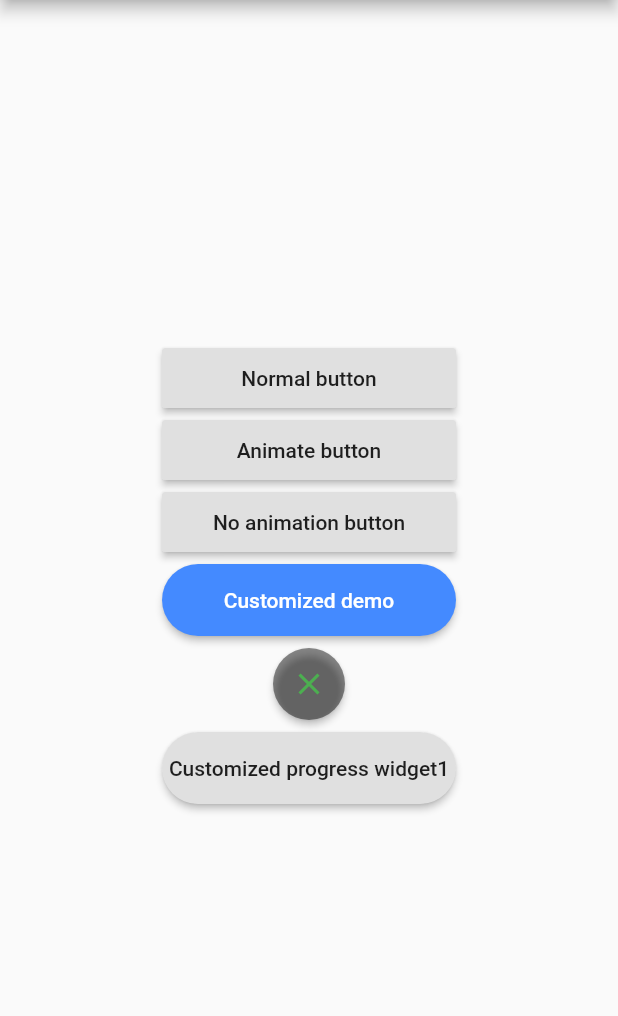
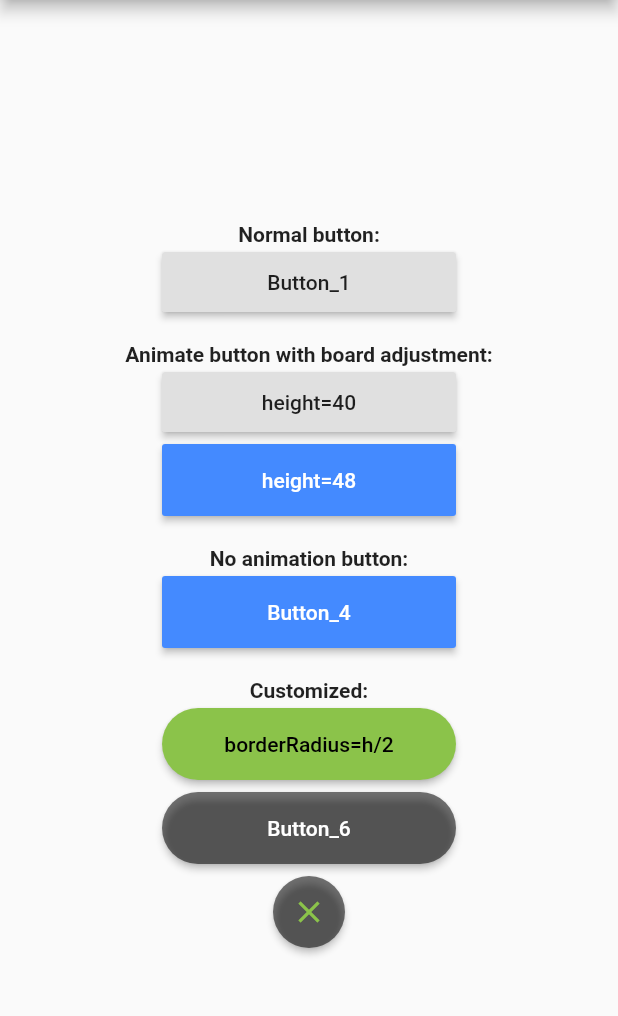
Before and after one commit to jiangyang5157/flutter_progress_button, a Flutter app: the screen it shows after launch, on a phone screen of 412 x 824 dp, the part 84-1100 px from its top. Run offline on Flutter 3.47's test engine with Material 2 defaults, Android fonts, the phone set to English and light mode, and no system bars.

Commit message:
examples

```diff
--- a/example/lib/main.dart
+++ b/example/lib/main.dart
@@ -33,19 +33,29 @@ class _HomePageState extends State<HomePage> {
           mainAxisAlignment: MainAxisAlignment.center,
           children: <Widget>[
             Padding(
+              padding: EdgeInsets.only(left: 0, top: 16, right: 0, bottom: 0.0),
+              child: Text('Normal button:', style: TextStyle(fontWeight: FontWeight.bold)),
+            ),
+            Padding(
               padding: EdgeInsets.all(4.0),
               child: ProgressButton(
-                normalWidget: const Text('Normal button'),
+                normalWidget: const Text('Button_1'),
                 width: 196,
+                height: 40,
                 onPressed: () {},
               ),
             ),
             Padding(
+              padding: EdgeInsets.only(left: 0, top: 16, right: 0, bottom: 0.0),
+              child: Text('Animate button with board adjustment:', style: TextStyle(fontWeight: FontWeight.bold)),
+            ),
+            Padding(
               padding: EdgeInsets.all(4.0),
               child: ProgressButton(
-                normalWidget: const Text('Animate button'),
+                normalWidget: const Text('height=40'),
                 progressWidget: const CircularProgressIndicator(),
                 width: 196,
+                height: 40,
                 onPressed: () async {
                   int score = await Future.delayed(
                       const Duration(milliseconds: 2000), () => 42);
@@ -60,9 +70,33 @@ class _HomePageState extends State<HomePage> {
             Padding(
               padding: EdgeInsets.all(4.0),
               child: ProgressButton(
-                normalWidget: const Text('No animation button'),
-                progressWidget: const CircularProgressIndicator(),
+                normalWidget: const Text('height=48',
+                    style: TextStyle(color: Colors.white)),
+                progressWidget: const CircularProgressIndicator(
+                    valueColor: AlwaysStoppedAnimation<Color>(Colors.white)),
+                color: Colors.blueAccent,
                 width: 196,
+                height: 48,
+                onPressed: () async {
+                  int score = await Future.delayed(
+                      const Duration(milliseconds: 2000), () => 42);
+                },
+              ),
+            ),
+            Padding(
+              padding: EdgeInsets.only(left: 0, top: 16, right: 0, bottom: 0.0),
+              child: Text('No animation button:', style: TextStyle(fontWeight: FontWeight.bold)),
+            ),
+            Padding(
+              padding: EdgeInsets.all(4.0),
+              child: ProgressButton(
+                normalWidget: const Text('Button_4',
+                    style: TextStyle(color: Colors.white)),
+                progressWidget: const CircularProgressIndicator(
+                    valueColor: AlwaysStoppedAnimation<Color>(Colors.white)),
+                color: Colors.blueAccent,
+                width: 196,
+                height: 48,
                 animate: false,
                 onPressed: () async {
                   int score = await Future.delayed(
@@ -71,13 +105,17 @@ class _HomePageState extends State<HomePage> {
               ),
             ),
             Padding(
+              padding: EdgeInsets.only(left: 0, top: 16, right: 0, bottom: 0.0),
+              child: Text('Customized:', style: TextStyle(fontWeight: FontWeight.bold)),
+            ),
+            Padding(
               padding: EdgeInsets.all(4.0),
               child: ProgressButton(
-                normalWidget: const Text('Customized demo',
-                    style: TextStyle(color: Colors.white)),
+                normalWidget: const Text('borderRadius=h/2',
+                    style: TextStyle(color: Colors.black)),
                 progressWidget: const CircularProgressIndicator(
-                    valueColor: AlwaysStoppedAnimation<Color>(Colors.white)),
-                color: Colors.blueAccent,
+                    valueColor: AlwaysStoppedAnimation<Color>(Colors.black)),
+                color: Colors.lightGreen,
                 width: 196,
                 height: 48,
                 borderRadius: 24,
@@ -90,13 +128,13 @@ class _HomePageState extends State<HomePage> {
             Padding(
               padding: EdgeInsets.all(4.0),
               child: ProgressButton(
-                normalWidget: const Icon(Icons.clear, color: Colors.green),
-                progressWidget: const CircularProgressIndicator(
-                    valueColor: AlwaysStoppedAnimation<Color>(Colors.green)),
-                color: Colors.black45,
-                width: 48,
+                normalWidget: const Text('Button_6', style: TextStyle(color: Colors.white)),
+                progressWidget: ThreeSizeDot(),
+                color: Colors.black54,
+                width: 196,
                 height: 48,
                 borderRadius: 24,
+                animate: false,
                 onPressed: () async {
                   int score = await Future.delayed(
                       const Duration(milliseconds: 2000), () => 42);
@@ -106,12 +144,13 @@ class _HomePageState extends State<HomePage> {
             Padding(
               padding: EdgeInsets.all(4.0),
               child: ProgressButton(
-                normalWidget: const Text('Customized progress widget1'),
-                progressWidget: ThreeSizeDot(),
-                width: 196,
+                normalWidget: const Icon(Icons.clear, color: Colors.lightGreen),
+                progressWidget: const CircularProgressIndicator(
+                    valueColor: AlwaysStoppedAnimation<Color>(Colors.lightGreen)),
+                color: Colors.black54,
+                width: 48,
                 height: 48,
                 borderRadius: 24,
-                animate: false,
                 onPressed: () async {
                   int score = await Future.delayed(
                       const Duration(milliseconds: 2000), () => 42);
--- a/lib/src/widgets/progress_button.dart
+++ b/lib/src/widgets/progress_button.dart
@@ -15,7 +15,7 @@ class ProgressButton extends StatefulWidget {
   ProgressButton({
     Key key,
     @required this.normalWidget,
-    @required this.progressWidget,
+    this.progressWidget,
     this.onPressed,
     this.color,
     this.width = double.infinity,
@@ -137,7 +137,7 @@ class _ProgressButtonState extends State<ProgressButton>
         break;
       case ProgressButtonState.Progress:
       default:
-        ret = widget.progressWidget;
+        ret = widget.progressWidget ?? widget.normalWidget;
         break;
     }
     return ret;
```
Also changed, not shown: 1 other file.
